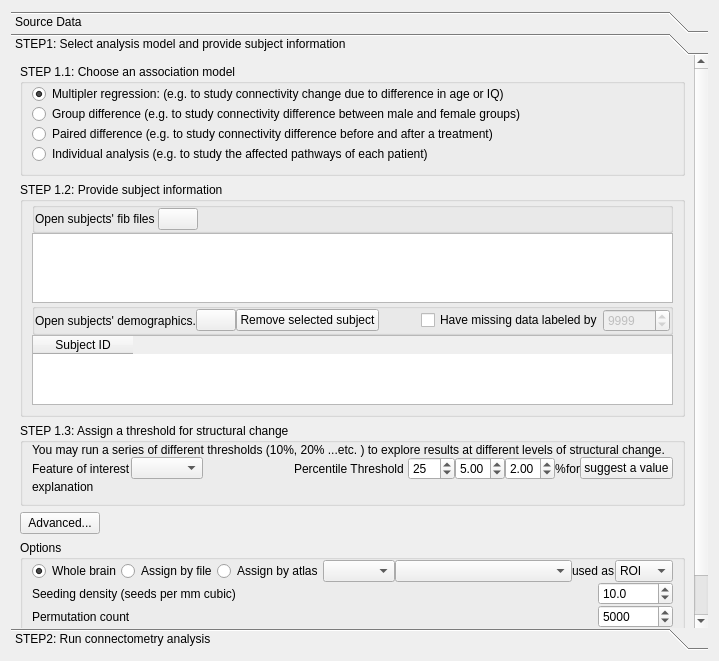
First picture: the form in tracking/vbc_dialog.ui, repository frankyeh/DSI-Studio, before the edit.
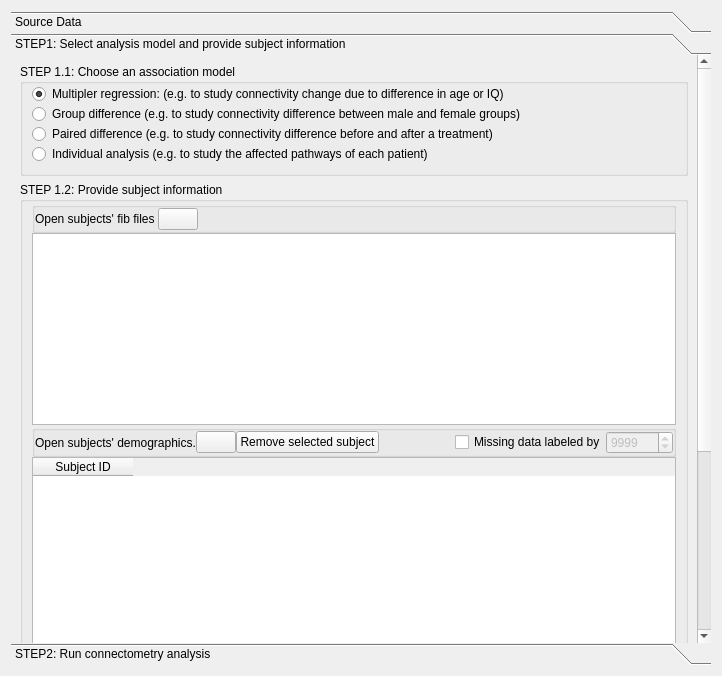
Second picture: the form after the edit. Icons and pictures are not drawn. Custom widgets are drawn as their Qt base class.

Commit message: [GUI] VBC dialog size

What changed in the file:
```diff
--- a/tracking/vbc_dialog.ui
+++ b/tracking/vbc_dialog.ui
@@ -6,8 +6,8 @@
    <rect>
     <x>0</x>
     <y>0</y>
-    <width>719</width>
-    <height>661</height>
+    <width>722</width>
+    <height>676</height>
    </rect>
   </property>
   <property name="windowTitle">
@@ -378,9 +378,9 @@
          <property name="geometry">
           <rect>
            <x>0</x>
-           <y>0</y>
-           <width>701</width>
-           <height>580</height>
+           <y>-320</y>
+           <width>679</width>
+           <height>902</height>
           </rect>
          </property>
          <attribute name="label">
@@ -611,7 +611,7 @@
                   <item>
                    <widget class="QCheckBox" name="missing_data_checked">
                     <property name="text">
-                     <string>Have missing data labeled by</string>
+                     <string>Missing data labeled by</string>
                     </property>
                     <property name="checked">
                      <bool>false</bool>
@@ -713,13 +713,6 @@
              <property name="topMargin">
               <number>0</number>
              </property>
-             <item>
-              <widget class="QLabel" name="label_3">
-               <property name="text">
-                <string>You may run a series of different thresholds (10%, 20% ...etc. ) to explore results at different levels of structural change.</string>
-               </property>
-              </widget>
-             </item>
              <item>
               <layout class="QHBoxLayout" name="percentile_rank_layout">
                <item>
@@ -876,6 +869,22 @@
                <property name="text">
                 <string>explanation</string>
                </property>
+               <property name="wordWrap">
+                <bool>true</bool>
+               </property>
+              </widget>
+             </item>
+             <item>
+              <widget class="QLabel" name="label_3">
+               <property name="text">
+                <string>You may run a series of different thresholds (10%, 20%...etc. ) to explore results at different levels of structural change.</string>
+               </property>
+               <property name="textFormat">
+                <enum>Qt::AutoText</enum>
+               </property>
+               <property name="wordWrap">
+                <bool>true</bool>
+               </property>
               </widget>
              </item>
             </layout>
```
Left out of the diff: 13 changed lines with no effect on the pictures. The commit also changes 1 other file.
